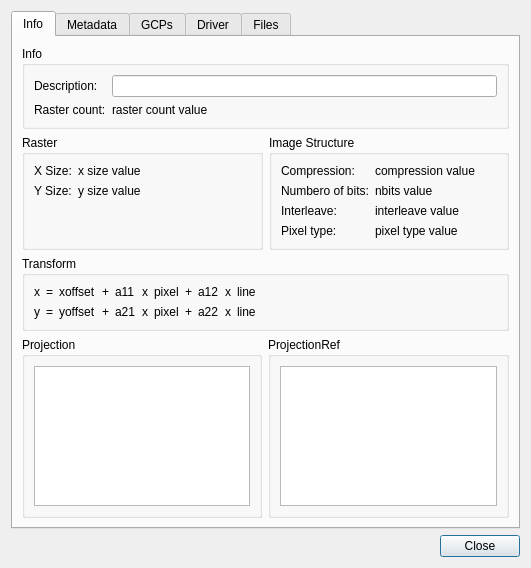
First picture: the form in gsdview/gdalbackend/ui/datasetdialog.ui, repository avalentino/gsdview, before the edit.
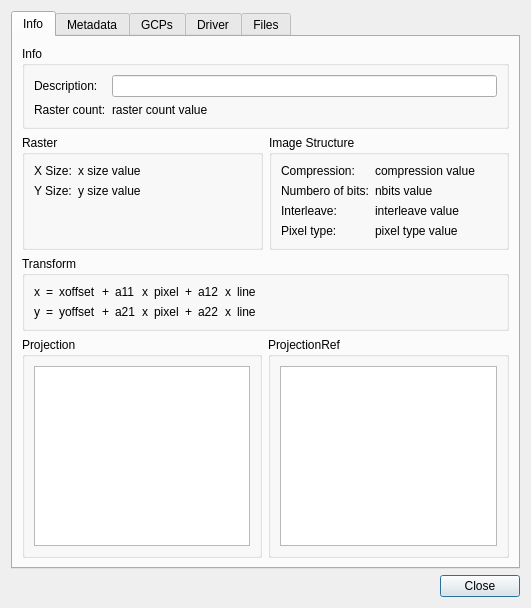
Second picture: the form after the edit.

Commit message: Fixed a couple of bugs in GDAL info dialogs. Improved info dialog layout. Disabled color table tab if no colortable is available.

What changed in the file:
```diff
--- a/gsdview/gdalbackend/ui/datasetdialog.ui
+++ b/gsdview/gdalbackend/ui/datasetdialog.ui
@@ -7,7 +7,7 @@
     <x>0</x>
     <y>0</y>
     <width>531</width>
-    <height>568</height>
+    <height>608</height>
    </rect>
   </property>
   <property name="windowTitle">
```
Left out of the diff: 15 changed lines with no effect on the pictures. Lines whose indentation alone changed are shown as unchanged. The commit also changes 1 other file.
